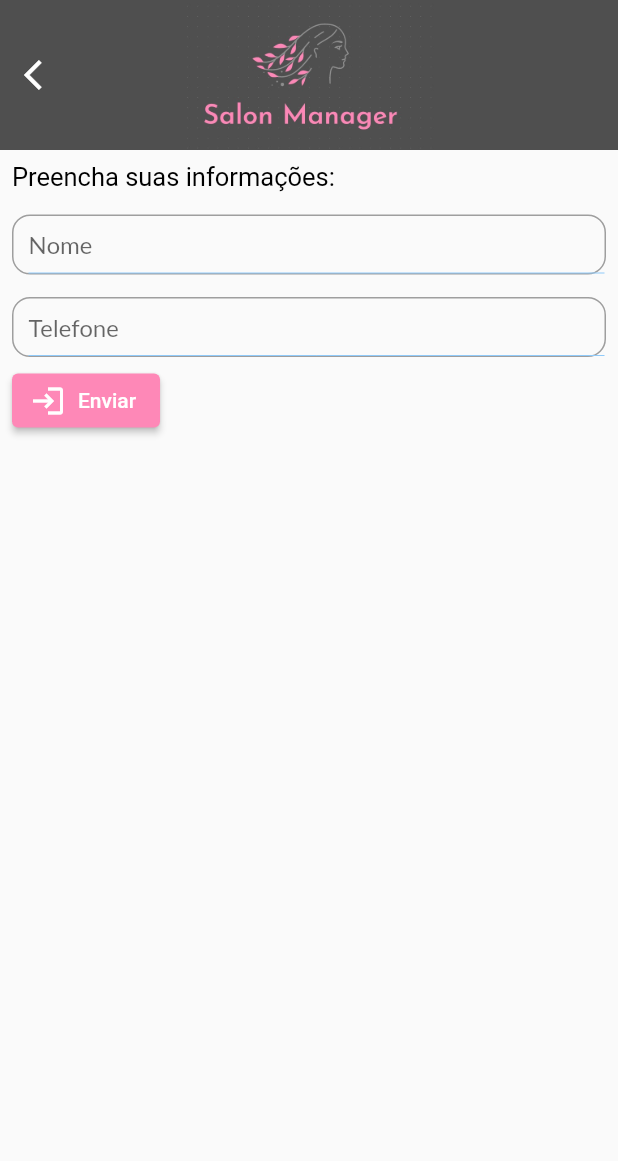
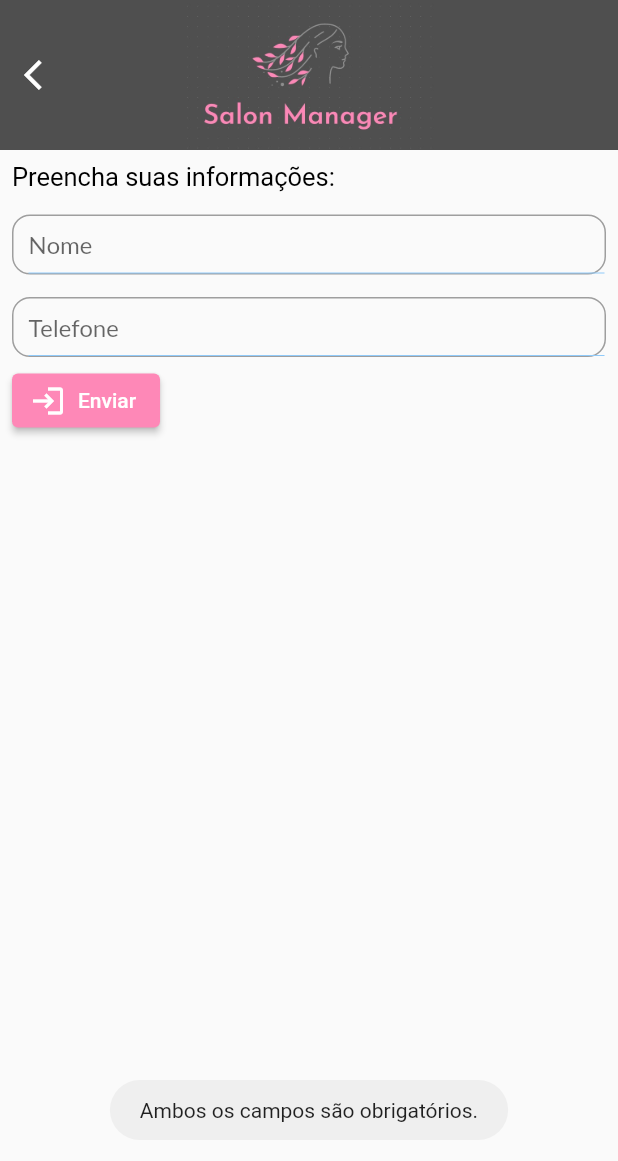
Before and after one commit to deivealtoe/UCL_Aplicativos_Mobile_Flutter, a Flutter app: the Formulario screen opened directly, after a tap on "Enviar", on a phone screen of 412 x 824 dp. Shown: the top 1161 px of the screen. Run offline on Flutter 3.47's test engine with Material 2 defaults, Android fonts, the phone set to English and light mode, and no system bars; our stand-ins replace date_picker_timeline, dio, fluttertoast, get, google_fonts, shared_preferences; missing offline and left inert: shared_preferences_web; accounts and stored records are empty.

Commit message:
Atualizado ícone do app, adicionado mensagem ao tentar marcar horário com campos não preenchidos

```diff
--- a/lib/generated_plugin_registrant.dart
+++ b/lib/generated_plugin_registrant.dart
@@ -4,13 +4,16 @@
 
 // ignore_for_file: directives_ordering
 // ignore_for_file: lines_longer_than_80_chars
+// ignore_for_file: depend_on_referenced_packages
 
+import 'package:fluttertoast/fluttertoast_web.dart';
 import 'package:shared_preferences_web/shared_preferences_web.dart';
 
 import 'package:flutter_web_plugins/flutter_web_plugins.dart';
 
 // ignore: public_member_api_docs
 void registerPlugins(Registrar registrar) {
+  FluttertoastWebPlugin.registerWith(registrar);
   SharedPreferencesPlugin.registerWith(registrar);
   registrar.registerMessageHandler();
 }
--- a/lib/main.dart
+++ b/lib/main.dart
@@ -17,6 +17,7 @@ class MyApp extends StatelessWidget {
   @override
   Widget build(BuildContext context) {
     return GetMaterialApp(
+      debugShowCheckedModeBanner: false,
       localizationsDelegates: [
         GlobalMaterialLocalizations.delegate,
         GlobalWidgetsLocalizations.delegate
--- a/lib/screen_formulario_cliente.dart
+++ b/lib/screen_formulario_cliente.dart
@@ -1,23 +1,13 @@
 import 'dart:convert';
-
-import 'package:app_salonmanager/screen_inicial.dart';
 import 'package:app_salonmanager/utils/user_simple_preference.dart';
-import 'package:flutter/foundation.dart';
-import 'package:get/get_connect/http/src/utils/utils.dart';
-
-import 'screen_agenda.dart';
 import 'screen_cadastro.dart';
 import 'screen_saloes.dart';
 import 'ui/theme.dart';
-import 'widgets/Button.dart';
 import 'widgets/input_field1.dart';
-import 'package:date_picker_timeline/date_picker_timeline.dart';
 import 'package:flutter/material.dart';
 import 'package:get/get.dart';
-import 'package:google_fonts/google_fonts.dart';
-import 'ui/theme.dart';
-
 import 'package:http/http.dart' as http;
+import 'package:fluttertoast/fluttertoast.dart';
 
 class Formulario extends StatefulWidget {
   const Formulario({Key? key}) : super(key: key);
@@ -27,8 +17,8 @@ class Formulario extends StatefulWidget {
 }
 
 class _FormularioState extends State<Formulario> {
-  TextEditingController nom = new TextEditingController();
-  TextEditingController tel = new TextEditingController();
+  TextEditingController nom = TextEditingController();
+  TextEditingController tel = TextEditingController();
 
   @override
   Widget build(BuildContext context) {
@@ -40,7 +30,7 @@ class _FormularioState extends State<Formulario> {
           child: Column(
             crossAxisAlignment: CrossAxisAlignment.start,
             children: <Widget>[
-                Text(
+              const Text(
                 'Preencha suas informações:',
                 textAlign: TextAlign.center,
                 style: TextStyle(
@@ -63,10 +53,7 @@ class _FormularioState extends State<Formulario> {
                   print("n: $nom");
 
                   if (nom.text.isEmpty || tel.text.isEmpty) {
-                      //Form.of(context)?.validate();
-
-                      print("1234566");
-                      //print(Form.of(context));
+                    Fluttertoast.showToast(msg: "Ambos os campos são obrigatórios.");
                   } else {
                     var response = await http.put(
                       Uri.parse(
@@ -74,10 +61,12 @@ class _FormularioState extends State<Formulario> {
                       headers: <String, String>{
                         'Content-Type': 'application/json',
                       },
-                        body: jsonEncode(<String, dynamic>{
+                      body: jsonEncode(
+                        <String, dynamic>{
                           'nomeDoCliente': nom.text,
                           'telefoneDoCliente': tel.text
-                        }),
+                        },
+                      ),
                     );
 
                     print(UserSimplePreferences.getAgendaId());
@@ -86,30 +75,21 @@ class _FormularioState extends State<Formulario> {
                     if (response.statusCode == 200) {
                       Navigator.of(context).push(
                         MaterialPageRoute(
-                              builder: (context) => ScreenSaloes()),
+                            builder: (context) => const ScreenSaloes()),
                       );
                     }
 
                     print(response.statusCode);
                   }
                 },
-                  icon: Icon(Icons.login),
-                  label: Text('Enviar'),
+                icon: const Icon(Icons.login),
+                label: const Text('Enviar'),
                 style: ElevatedButton.styleFrom(primary: principalClr),
               ),
             ],
           ),
         ),
-        ));
-  }
-
-  _erro() {
-    return Center(
-      child: ElevatedButton(
-          onPressed: () {
-            Formulario();
-          },
-          child: Text("erro")),
+      ),
     );
   }
 
@@ -138,22 +118,3 @@ class _FormularioState extends State<Formulario> {
     );
   }
 }
-/*_appButtonEnviar() {
-  return Builder(builder: (context) {
-    return Container(
-      width: double.infinity,
-      child: ElevatedButton.icon(
-          onPressed: () async {
-            print("Clicou em Cadastrar!");
-            print("Nome: " + nom.text);
-            print("Telefone: " + tel.text);
-            Navigator.of(context).push(
-              MaterialPageRoute(builder: (context) => Salao_cliente()),
-            );
-          },
-          icon: Icon(Icons.login),
-          label: Text('Enviar'),
-          style: ElevatedButton.styleFrom(primary: principalClr)),
-    );
-  });
-}*/
```
Also changed, not shown: pubspec.yaml (+7 -4 lines), imagem/indefinido.png (deleted), imagem/papel.png (deleted), imagem/pedra.png (deleted), imagem/tesoura.png (deleted), pubspec.lock, 25 other files. Lines whose indentation alone changed are shown as unchanged.
